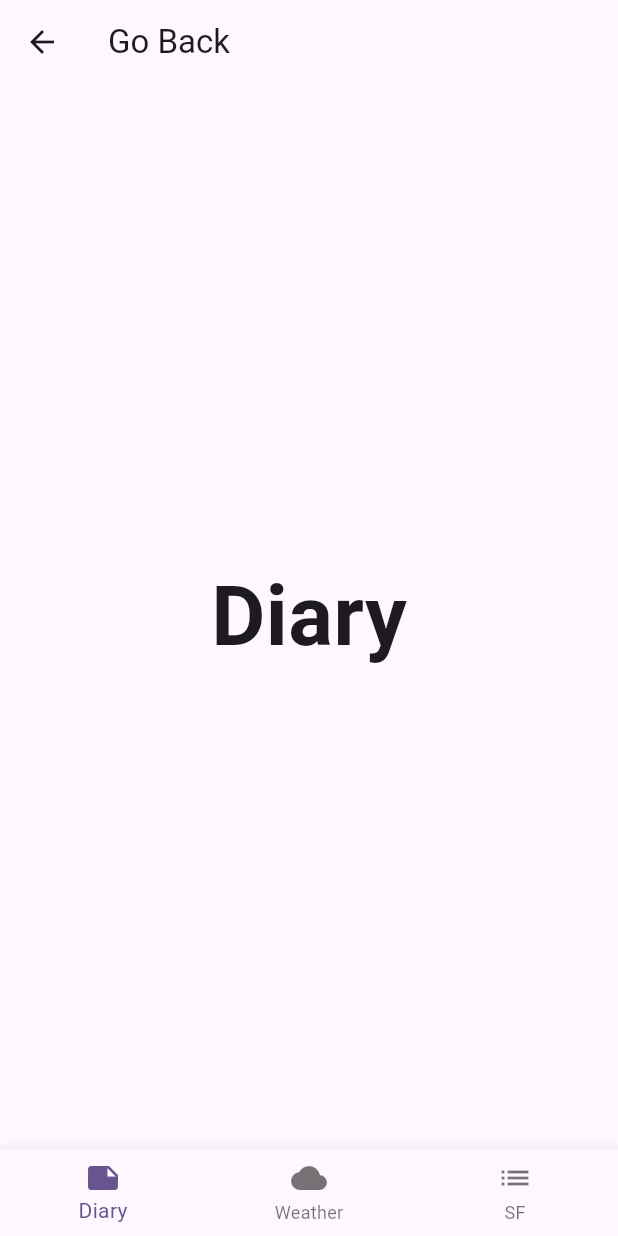
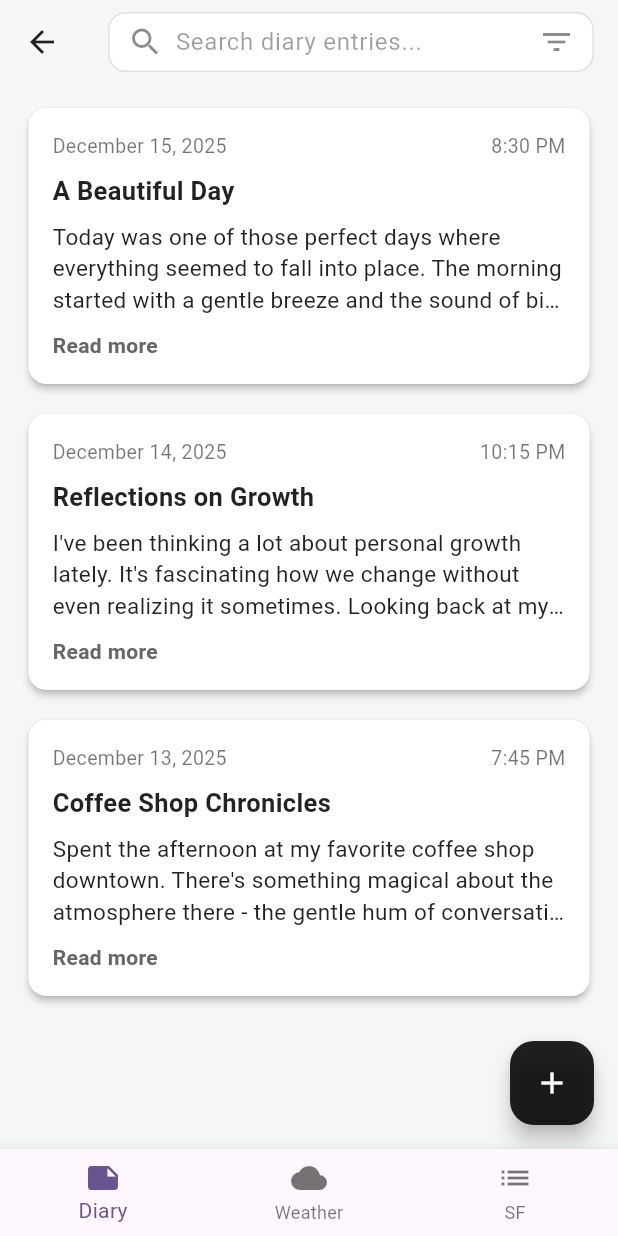
Before and after one commit to sadisticx/myaioapp, a Flutter app: the HomePage screen opened by its route, on a phone screen of 412 x 824 dp. Run offline on Flutter 3.47's test engine with Material 3 defaults, Android fonts, the phone set to English and light mode, and no system bars.

Commit message:
diaryhomepage.dart done with ui and newdiaryentry.dart added and done with ui Signed-off-by: sadisticx <ramoscarllawrence@gmail.com>
Signed-off-by: sadisticx <ramoscarllawrence@gmail.com>

```diff
--- a/lib/diaryhomepage.dart
+++ b/lib/diaryhomepage.dart
@@ -1,4 +1,5 @@
 import 'package:flutter/material.dart';
+import 'newdiaryentry.dart';
 
 class DiaryPage extends StatelessWidget {
   static const String id = 'DiaryPage';
@@ -8,10 +9,165 @@ class DiaryPage extends StatelessWidget {
   @override
   Widget build(BuildContext context) {
     return Scaffold(
-      body: Center(
-        child: Text(
-          'Diary',
-          style: TextStyle(fontSize: 55.6, fontWeight: FontWeight.bold),
+      backgroundColor: const Color(0xFFF5F6F7), // Light gray page background
+
+      appBar: AppBar(
+        backgroundColor: const Color(0xFFF5F6F7), // same light gray
+        elevation: 0,
+        leading: IconButton(
+          icon: const Icon(Icons.arrow_back, color: Colors.black87),
+          onPressed: () {
+            Navigator.of(context).pop();
+          },
+        ),
+        title: Container(
+          height: 40,
+          decoration: BoxDecoration(
+            color: Colors.white,
+            borderRadius: BorderRadius.circular(12),
+            border: Border.all(color: Colors.black12),
+          ),
+          padding: const EdgeInsets.symmetric(horizontal: 12),
+          child: Row(
+            children: [
+              const Icon(Icons.search, color: Colors.black45),
+              const SizedBox(width: 8),
+              Expanded(
+                child: TextField(
+                  decoration: const InputDecoration(
+                    hintText: 'Search diary entries...',
+                    border: InputBorder.none,
+                    isDense: true,
+                    contentPadding: EdgeInsets.only(bottom: 0),
+                    hintStyle: TextStyle(color: Colors.black38),
+                  ),
+                  style: const TextStyle(color: Colors.black87),
+                ),
+              ),
+              const Icon(Icons.filter_list, color: Colors.black45),
+            ],
+          ),
+        ),
+      ),
+
+      body: Padding(
+        padding: const EdgeInsets.symmetric(horizontal: 15, vertical: 12),
+        child: ListView(
+          children: const [
+            DiaryEntryCard(
+              date: 'December 15, 2025',
+              time: '8:30 PM',
+              title: 'A Beautiful Day',
+              description:
+              'Today was one of those perfect days where everything seemed to fall into place. The morning started with a gentle breeze and the sound of birds chirping outside my window...',
+            ),
+            SizedBox(height: 12),
+            DiaryEntryCard(
+              date: 'December 14, 2025',
+              time: '10:15 PM',
+              title: 'Reflections on Growth',
+              description:
+              'I\'ve been thinking a lot about personal growth lately. It\'s fascinating how we change without even realizing it sometimes. Looking back at my entries from last year...',
+            ),
+            SizedBox(height: 12),
+            DiaryEntryCard(
+              date: 'December 13, 2025',
+              time: '7:45 PM',
+              title: 'Coffee Shop Chronicles',
+              description:
+              'Spent the afternoon at my favorite coffee shop downtown. There\'s something magical about the atmosphere there - the gentle hum of conversations, the aroma of freshly ground beans...',
+            ),
+          ],
+        ),
+      ),
+
+      floatingActionButton: FloatingActionButton(
+        onPressed: () {
+          Navigator.of(context).push(
+            MaterialPageRoute(builder: (context) => const NewDiaryEntryPage()),
+          );
+        },
+        backgroundColor: Colors.black87,
+        child: const Icon(Icons.add, color: Colors.white),
+      ),
+    );
+  }
+}
+
+class DiaryEntryCard extends StatelessWidget {
+  final String date;
+  final String time;
+  final String title;
+  final String description;
+
+  const DiaryEntryCard({
+    Key? key,
+    required this.date,
+    required this.time,
+    required this.title,
+    required this.description,
+  }) : super(key: key);
+
+  @override
+  Widget build(BuildContext context) {
+    return Card(
+      color: Colors.white, // white background for card
+      shape: RoundedRectangleBorder(borderRadius: BorderRadius.circular(12)),
+      elevation: 2, // subtle shadow like in the screenshot
+      child: Padding(
+        padding: const EdgeInsets.all(16),
+        child: Column(
+          crossAxisAlignment: CrossAxisAlignment.start,
+          children: [
+            Row(
+              mainAxisAlignment: MainAxisAlignment.spaceBetween,
+              children: [
+                Text(
+                  date,
+                  style: const TextStyle(
+                    color: Colors.black54,
+                    fontSize: 13,
+                  ),
+                ),
+                Text(
+                  time,
+                  style: const TextStyle(
+                    color: Colors.black54,
+                    fontSize: 13,
+                  ),
+                ),
+              ],
+            ),
+            const SizedBox(height: 8),
+            Text(
+              title,
+              style: const TextStyle(
+                fontWeight: FontWeight.bold,
+                fontSize: 17,
+                color: Colors.black87,
+              ),
+            ),
+            const SizedBox(height: 8),
+            Text(
+              description,
+              style: const TextStyle(
+                fontSize: 15,
+                height: 1.4,
+                color: Colors.black87,
+              ),
+              maxLines: 3,
+              overflow: TextOverflow.ellipsis,
+            ),
+            const SizedBox(height: 10),
+            const Text(
+              'Read more',
+              style: TextStyle(
+                color: Color(0xFF666666), // dark gray #666
+                fontSize: 14,
+                fontWeight: FontWeight.w600,
+              ),
+            ),
+          ],
         ),
       ),
     );
--- a/lib/homepage.dart
+++ b/lib/homepage.dart
@@ -24,7 +24,9 @@ class _HomePageState extends State<HomePage> {
   @override
   Widget build(BuildContext context) {
     return Scaffold(
-      appBar: AppBar(title: const Text('Go Back')),
+      // Remove this appBar to avoid double bars
+      // appBar: AppBar(title: const Text('Go Back')),
+
       body: pages[selectedIndex],
       bottomNavigationBar: BottomNavigationBar(
         currentIndex: selectedIndex,
--- a/lib/main.dart
+++ b/lib/main.dart
@@ -5,7 +5,7 @@ import 'registerpage.dart';
 import 'loginpage.dart';
 import 'welcomepage.dart';
 import 'emailsentpage.dart';
-
+import 'newdiaryentry.dart';
 void main() {
   runApp(const MyApp());
 }
@@ -29,6 +29,7 @@ class MyApp extends StatelessWidget {
         ForgotPasswordPage.id: (context) => const ForgotPasswordPage(),
         HomePage.id: (context) => const HomePage(),
         EmailSentPage.id: (context) => const EmailSentPage(),
+        NewDiaryEntryPage.id: (context) => const NewDiaryEntryPage(),
       },
     );
   }
```
Also changed, not shown: lib/newdiaryentry.dart (added, +117 -0 lines).
